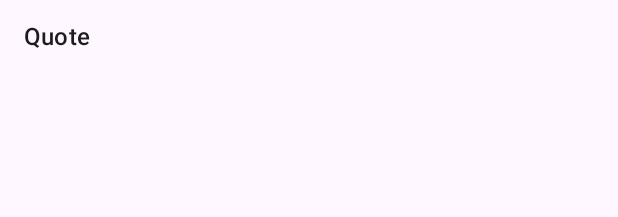
After one commit to Ek-star/Dicoding_NetworkingDenganLoopJDanParsingJSON, an Android app: the layout item_quote.xml on its own in the app's theme, with its tools: preview values and no code run, on a phone screen of 412 x 824 dp. The commit adds this screen. Shown: the top 217 px of the screen. Run offline under Robolectric (Android 15) with nearby library versions, the phone set to English and light mode, and no system bars.

Commit message:
Last Commit

```diff
--- a/app/build.gradle.kts
+++ b/app/build.gradle.kts
@@ -46,6 +46,7 @@ dependencies {
     implementation("androidx.appcompat:appcompat:1.6.1")
     implementation("com.google.android.material:material:1.11.0")
     implementation("androidx.constraintlayout:constraintlayout:2.1.4")
+    implementation("com.google.firebase:firebase-crashlytics-buildtools:2.9.9")
     testImplementation("junit:junit:4.13.2")
     androidTestImplementation("androidx.test.ext:junit:1.1.5")
     androidTestImplementation("androidx.test.espresso:espresso-core:3.5.1")
--- a/app/src/main/AndroidManifest.xml
+++ b/app/src/main/AndroidManifest.xml
@@ -15,6 +15,9 @@
         android:theme="@style/Theme.MyQuote"
         tools:targetApi="31">
         <activity
+            android:name=".ListQuotesActivity"
+            android:exported="false" />
+        <activity
             android:name=".MainActivity"
             android:exported="true">
             <intent-filter>
--- /dev/null
+++ b/app/src/main/res/layout/item_quote.xml
@@ -0,0 +1,12 @@
+<?xml version="1.0" encoding="utf-8"?>
+<TextView xmlns:android="http://schemas.android.com/apk/res/android"
+    xmlns:tools="http://schemas.android.com/tools"
+    android:id="@+id/tvItem"
+    android:layout_width="match_parent"
+    android:layout_height="wrap_content"
+    android:gravity="center_vertical"
+    android:minHeight="?android:attr/listPreferredItemHeightSmall"
+    android:paddingStart="?android:attr/listPreferredItemPaddingStart"
+    android:paddingEnd="?android:attr/listPreferredItemPaddingEnd"
+    android:textAppearance="?android:attr/textAppearanceListItemSmall"
+    tools:text="Quote" />
```
Also changed, not shown: app/src/main/java/com/example/myquote/ListQuotesActivity.kt (added, +83 -0 lines), app/src/main/java/com/example/myquote/MainActivity.kt (+14 -1 lines), app/src/main/java/com/example/myquote/QuoteAdapter.kt (added, +27 -0 lines), app/src/main/res/layout/activity_list_quotes.xml (added, +27 -0 lines).
